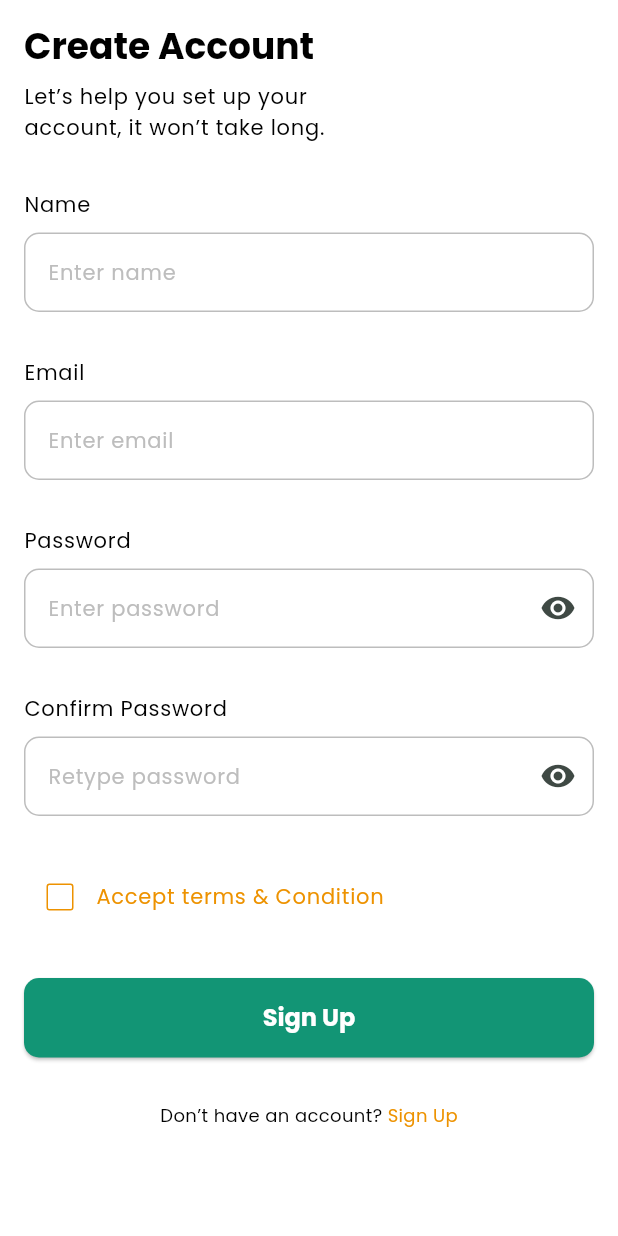
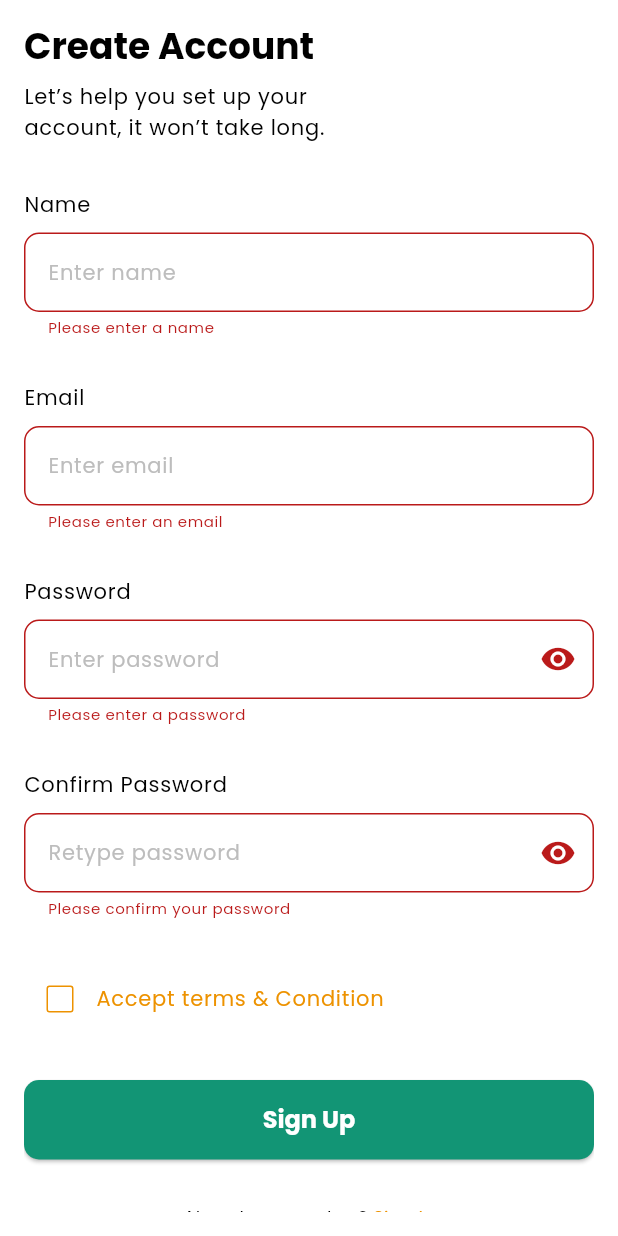
Before and after one commit to bedoyalejandra/receipes-app, a Flutter app: the SignupScreen screen opened directly, after a tap on "Sign Up", on a phone screen of 412 x 824 dp. Run offline on Flutter 3.47's test engine with Material 3 defaults, Android fonts, the phone set to English and light mode, and no system bars; our stand-ins replace cloud_firestore, email_validator, equatable, firebase_auth, firebase_core, shared_preferences; accounts and stored records are empty.

Commit message:
feat: add form validation and auth wrapper for signup flow

```diff
--- a/lib/components/custom_text_field.dart
+++ b/lib/components/custom_text_field.dart
@@ -8,6 +8,7 @@ class CustomTextField extends StatefulWidget {
     this.keyboardType = TextInputType.text,
     this.controller,
     this.placeholder,
+    this.validator,
   }) : super(key: key);
 
   String label;
@@ -15,6 +16,7 @@ class CustomTextField extends StatefulWidget {
   TextInputType keyboardType;
   TextEditingController? controller;
   String? placeholder;
+  String? Function(String?)? validator;
 
   @override
   _CustomTextFieldState createState() => _CustomTextFieldState();
@@ -41,10 +43,11 @@ class _CustomTextFieldState extends State<CustomTextField> {
       children: [
         Text(widget.label, style: Theme.of(context).textTheme.bodyLarge),
         SizedBox(height: 8),
-        TextField(
+        TextFormField(
           obscureText: _isObscured,
           controller: widget.controller,
           keyboardType: widget.keyboardType,
+          validator: widget.validator,
           decoration: InputDecoration(
             labelText: widget.placeholder,
             labelStyle: TextStyle(color: Colors.grey.shade400, fontSize: 14),
--- a/lib/components/primary_button.dart
+++ b/lib/components/primary_button.dart
@@ -9,7 +9,7 @@ class PrimaryButton extends StatelessWidget {
     this.backgroundColor = CustomColors.primaryColor,
     this.verticalPadding = 16,
   }) : super(key: key);
-  final VoidCallback onPressed;
+  final VoidCallback? onPressed;
   final String title;
   final Color? backgroundColor;
   final double verticalPadding;
--- a/lib/domain/usecases/sign_up_usecase.dart
+++ b/lib/domain/usecases/sign_up_usecase.dart
@@ -13,16 +13,16 @@ class SignUpUsecase {
     required String name,
     required String email,
     required String password,
-    required String confirmPassworf,
+    required String confirmPassword,
   }) async {
     if (name.isEmpty ||
         email.isEmpty ||
         password.isEmpty ||
-        confirmPassworf.isEmpty) {
+        confirmPassword.isEmpty) {
       return AuthResult.failure('All fields are required');
     }
 
-    if (EmailValidator.validate(email)) {
+    if (EmailValidator.validate(email.trim())) {
       return AuthResult.failure('Please enter a valid email address');
     }
 
@@ -30,7 +30,7 @@ class SignUpUsecase {
       return AuthResult.failure('Password must be at least 6 characters long');
     }
 
-    if (password != confirmPassworf) {
+    if (password != confirmPassword) {
       return AuthResult.failure('Passwords do not match');
     }
 
--- a/lib/main.dart
+++ b/lib/main.dart
@@ -4,6 +4,7 @@ import 'package:provider/provider.dart';
 import 'package:receipes_app_02/components/primary_button.dart';
 import 'package:receipes_app_02/constants/custom_colors.dart';
 import 'package:receipes_app_02/presentation/screens/splash_screen.dart';
+import 'package:receipes_app_02/presentation/wrappers/auth_wrapper.dart';
 import 'package:receipes_app_02/providers/theme_provider.dart';
 import 'package:receipes_app_02/themes/app_themes.dart';
 import 'package:receipes_app_02/core/depenpencies_injection.dart';
@@ -35,7 +36,7 @@ class MyApp extends StatelessWidget {
           darkTheme: AppThemes.darkTheme,
           themeMode:
               themeProvider.isDarkMode ? ThemeMode.dark : ThemeMode.light,
-          home: SplashScreen(),
+          home: AuthWrapper(),
         );
       },
     );
--- a/lib/presentation/screens/auth/signup_screen.dart
+++ b/lib/presentation/screens/auth/signup_screen.dart
@@ -1,10 +1,13 @@
 import 'package:flutter/gestures.dart';
 import 'package:flutter/material.dart';
+import 'package:provider/provider.dart';
 import 'package:receipes_app_02/components/custom_text_field.dart';
 import 'package:receipes_app_02/components/primary_button.dart';
 import 'package:receipes_app_02/constants/custom_colors.dart';
 import 'package:receipes_app_02/constants/spacing.dart';
 import 'package:receipes_app_02/presentation/screens/auth/login_screens.dart';
+import 'package:receipes_app_02/presentation/wrappers/auth_wrapper.dart';
+import 'package:receipes_app_02/providers/auth_provider.dart';
 
 class SignupScreen extends StatefulWidget {
   SignupScreen({Key? key}) : super(key: key);
@@ -17,8 +20,69 @@ class _SignupScreenState extends State<SignupScreen> {
   final TextEditingController _nameController = TextEditingController();
   final TextEditingController _emailController = TextEditingController();
   final TextEditingController _passwordController = TextEditingController();
-  final TextEditingController _confirmPasswordController = TextEditingController();
+  final TextEditingController _confirmPasswordController =
+      TextEditingController();
   bool _isAcceptedTerms = false;
+
+  final _formKey = GlobalKey<FormState>();
+
+  @override
+  void initState() {
+    super.initState();
+
+    WidgetsBinding.instance.addPostFrameCallback((_) {
+      context.read<AuthProvider>().addListener(_authStateListener);
+    });
+  }
+
+  void _authStateListener() {
+    if (!mounted) return;
+
+    final authProvider = context.read<AuthProvider>();
+
+    if (authProvider.errorMessage != null) {
+      ScaffoldMessenger.of(context).showSnackBar(
+        SnackBar(
+          content: Text(authProvider.errorMessage!),
+          backgroundColor: Colors.red,
+        ),
+      );
+      authProvider.clearError();
+    }
+
+    if (authProvider.authStatus == AuthStatus.authenticated &&
+        authProvider.currentUser != null) {
+      WidgetsBinding.instance.addPostFrameCallback((_) {
+        Navigator.pushReplacement(
+          context,
+          MaterialPageRoute(builder: (context) => AuthWrapper()),
+        );
+      });
+    }
+  }
+
+  void _submitForm() {
+    if (_formKey.currentState!.validate()) {
+      if (!_isAcceptedTerms) {
+        ScaffoldMessenger.of(context).showSnackBar(
+          SnackBar(
+            content: Text('Please accept the terms and conditions'),
+            backgroundColor: Colors.red,
+          ),
+        );
+        return;
+      }
+
+      final authProvider = context.read<AuthProvider>();
+      authProvider.signUp(
+        email: _emailController.text,
+        password: _passwordController.text,
+        name: _nameController.text,
+        confirmPassword: _confirmPasswordController.text,
+      );
+    }
+  }
+
   @override
   Widget build(BuildContext context) {
     return Scaffold(
@@ -26,6 +90,8 @@ class _SignupScreenState extends State<SignupScreen> {
         child: Padding(
           padding: EdgeInsets.all(Spacing.padding),
           child: SingleChildScrollView(
+            child: Form(
+              key: _formKey,
               child: Column(
                 crossAxisAlignment: CrossAxisAlignment.start,
                 children: [
@@ -51,12 +117,24 @@ class _SignupScreenState extends State<SignupScreen> {
                     label: 'Name',
                     controller: _nameController,
                     placeholder: 'Enter name',
+                    validator: (value) {
+                      if (value == null || value.isEmpty) {
+                        return 'Please enter a name';
+                      }
+                      return null;
+                    },
                   ),
                   SizedBox(height: 30),
                   CustomTextField(
                     label: 'Email',
                     controller: _emailController,
                     placeholder: 'Enter email',
+                    validator: (value) {
+                      if (value == null || value.isEmpty) {
+                        return 'Please enter an email';
+                      }
+                      return null;
+                    },
                   ),
                   SizedBox(height: 30),
                   CustomTextField(
@@ -64,6 +142,15 @@ class _SignupScreenState extends State<SignupScreen> {
                     controller: _passwordController,
                     isPassword: true,
                     placeholder: 'Enter password',
+                    validator: (value) {
+                      if (value == null || value.isEmpty) {
+                        return 'Please enter a password';
+                      }
+                      if (value.length < 6) {
+                        return 'Password must be at least 6 characters long';
+                      }
+                      return null;
+                    },
                   ),
                   SizedBox(height: 30),
                   CustomTextField(
@@ -71,6 +158,15 @@ class _SignupScreenState extends State<SignupScreen> {
                     controller: _confirmPasswordController,
                     isPassword: true,
                     placeholder: 'Retype password',
+                    validator: (value) {
+                      if (value == null || value.isEmpty) {
+                        return 'Please confirm your password';
+                      }
+                      if (value != _passwordController.text) {
+                        return 'Passwords do not match';
+                      }
+                      return null;
+                    },
                   ),
                   SizedBox(height: 30),
                   Row(
@@ -95,20 +191,32 @@ class _SignupScreenState extends State<SignupScreen> {
                     ],
                   ),
                   SizedBox(height: 30),
-                SizedBox(
+                  Consumer<AuthProvider>(
+                    builder: (context, authProvider, child) {
+                      return SizedBox(
                         width: double.infinity,
-                  child: PrimaryButton(onPressed: () {}, title: 'Sign Up'),
+                        child: PrimaryButton(
+                          onPressed:
+                              authProvider.authStatus == AuthStatus.loading
+                                  ? null
+                                  : _submitForm,
+                          title: authProvider.authStatus == AuthStatus.loading
+                              ? 'Loading...'
+                              : 'Sign Up',
+                        ),
+                      );
+                    },
                   ),
                   SizedBox(height: 30),
                   Align(
                     alignment: Alignment.center,
                     child: RichText(
                       text: TextSpan(
-                        text: 'Don’t have an account? ',
+                        text: 'Already a member? ',
                         style: Theme.of(context).textTheme.bodyMedium,
                         children: [
                           TextSpan(
-                            text: 'Sign Up',
+                            text: 'Sign In',
                             style: Theme.of(context).textTheme.bodyMedium
                                 ?.copyWith(color: CustomColors.secondaryColor),
                           ),
@@ -126,8 +234,8 @@ class _SignupScreenState extends State<SignupScreen> {
                       ),
                     ),
                   ),
-
                 ],
+              ),
             ),
           ),
         ),
--- a/lib/providers/auth_provider.dart
+++ b/lib/providers/auth_provider.dart
@@ -76,7 +76,7 @@ class AuthProvider extends ChangeNotifier {
     required String name,
     required String email,
     required String password,
-    required String confirmPassworf,
+    required String confirmPassword,
   }) async {
     _setState(AuthStatus.loading);
 
@@ -84,7 +84,7 @@ class AuthProvider extends ChangeNotifier {
       name: name,
       email: email,
       password: password,
-      confirmPassworf: confirmPassworf,
+      confirmPassword: confirmPassword,
     );
 
     if (result.isSuccess) {
```
Also changed, not shown: lib/presentation/wrappers/auth_wrapper.dart (added, +36 -0 lines). Lines whose indentation alone changed are shown as unchanged.
